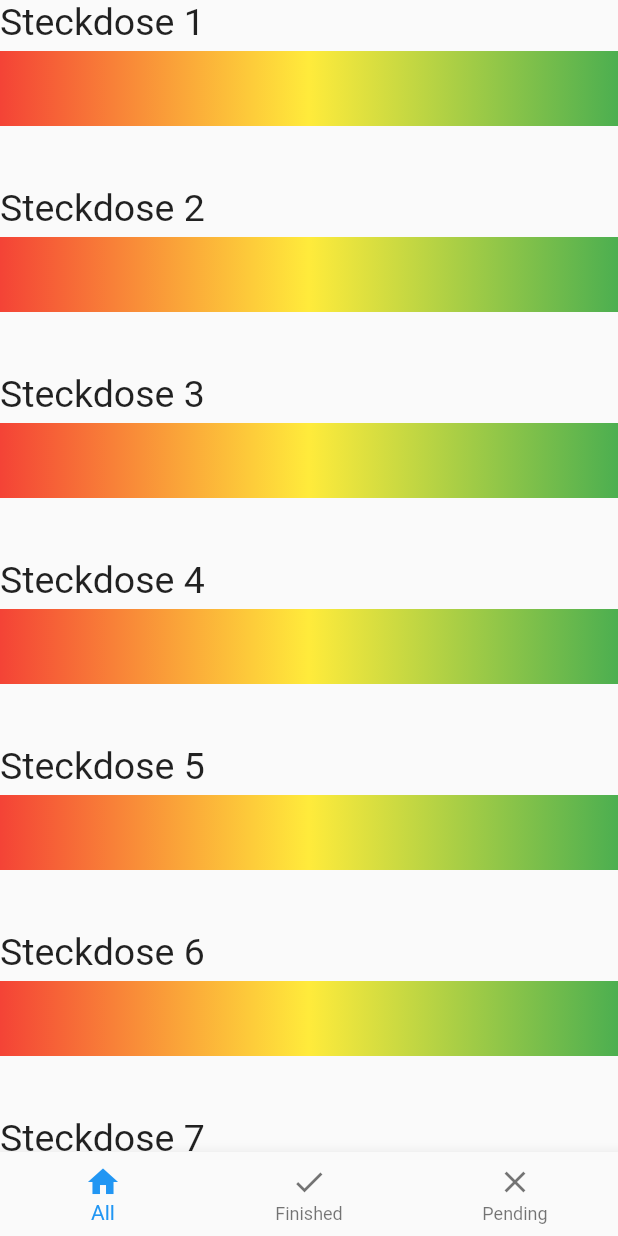
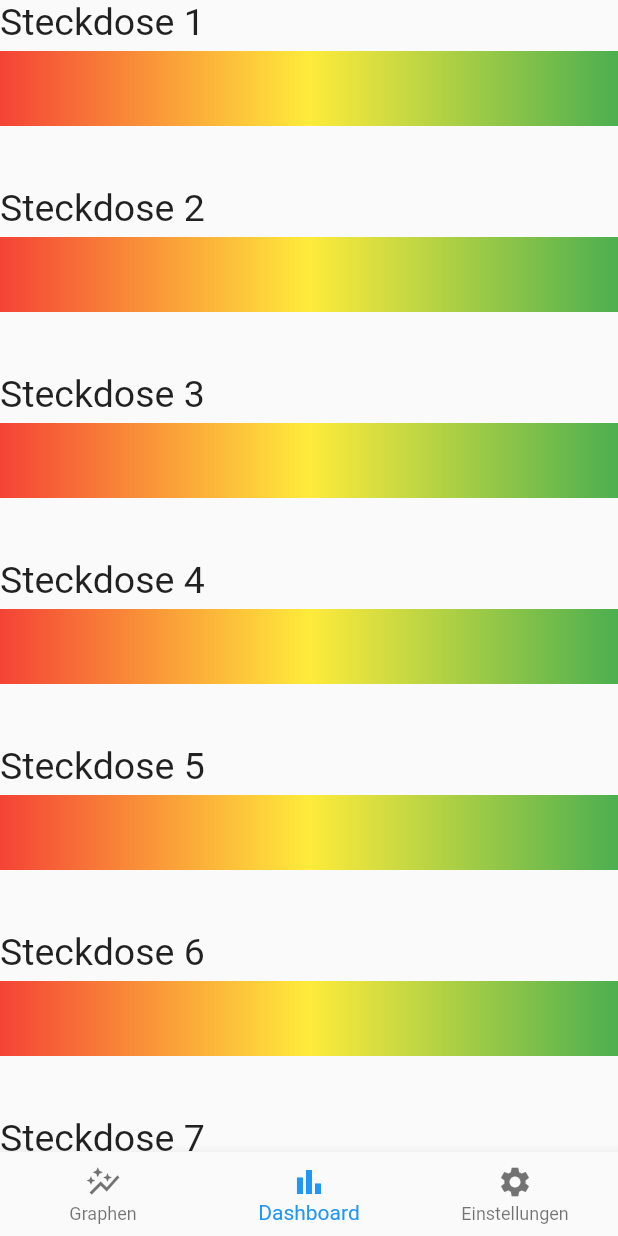
Before and after one commit to Nino678190/Quick-Compare, a Flutter app: the screen it shows after launch, on a phone screen of 412 x 824 dp. Run offline on Flutter 3.47's test engine with Material 2 defaults, Android fonts, the phone set to English and light mode, and no system bars.

Commit message:
better navbar

```diff
--- a/quick_compare/lib/main.dart
+++ b/quick_compare/lib/main.dart
@@ -1,3 +1,5 @@
+import 'dart:math';
+
 import 'package:flutter/material.dart';
 
 void main() {
@@ -26,7 +28,7 @@ class QuickCompare extends StatefulWidget {
 
 class _QuickCompareState extends State<QuickCompare> {
 
-  int navigationindex=0;
+  int navigationindex=1;
 
   @override
   Widget build(BuildContext context) {
@@ -75,9 +77,9 @@ class _QuickCompareState extends State<QuickCompare> {
           ),
           BottomNavigationBar(
             items: const <BottomNavigationBarItem>[
-              BottomNavigationBarItem(icon: Icon(Icons.home),label: "All"),
-              BottomNavigationBarItem(icon: Icon(Icons.done),label: "Finished"),
-              BottomNavigationBarItem(icon: Icon(Icons.close),label:"Pending"),
+              BottomNavigationBarItem(icon: Icon(Icons.auto_graph),label: "Graphen"),
+              BottomNavigationBarItem(icon: Icon(Icons.bar_chart),label: "Dashboard"),
+              BottomNavigationBarItem(icon: Icon(Icons.settings),label:"Einstellungen"),
             ],
 
             currentIndex: navigationindex,
```
